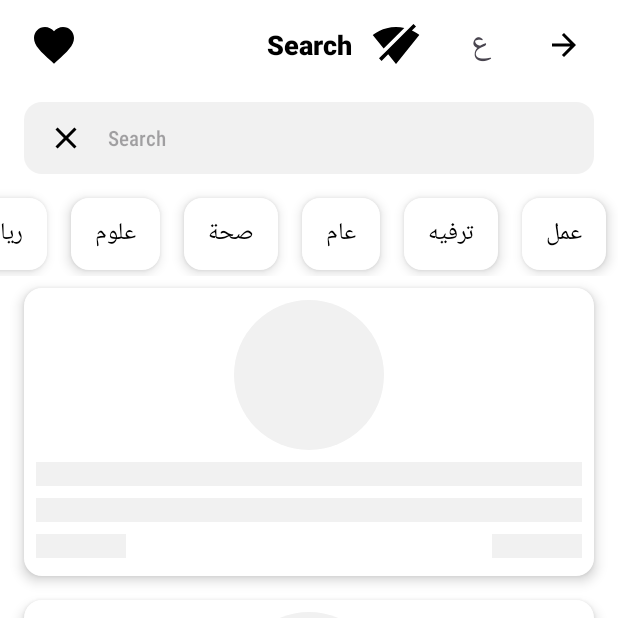
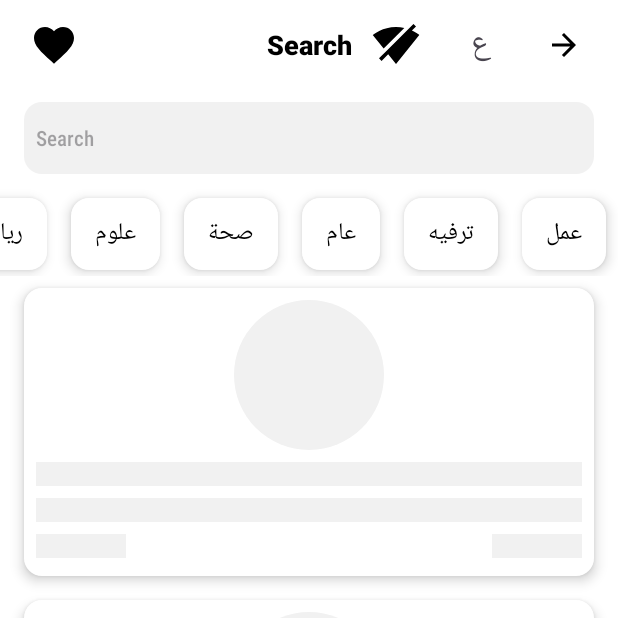
Before and after one commit to karimsaad687/news_app, an Android app: the SearchFragment screen opened through its navigation route, on a phone screen of 412 x 824 dp, the top half of it. Run offline under Robolectric (Android 15) with nearby library versions, the light colour scheme and no system bars; our stand-ins replace Picasso, Room's generated code, Shimmer; libraries missing offline, so code that uses them is left out: com.androidnetworking, com.androidnetworking.common, com.androidnetworking.error, com.androidnetworking.interfaces, com.makeramen.roundedimageview; plain views replace RoundedImageView; pictures from the network do not load; 2 statements that could not run were skipped.

Commit message:
update delete text in search screen

```diff
--- a/app/src/main/res/layout/fragment_search.xml
+++ b/app/src/main/res/layout/fragment_search.xml
@@ -42,6 +42,7 @@
             android:importantForAccessibility="no"
             android:padding="8dp"
             android:src="@drawable/ic_close"
+            android:visibility="gone"
             app:layout_constraintBottom_toBottomOf="parent"
             app:layout_constraintEnd_toEndOf="parent"
             app:layout_constraintTop_toTopOf="parent" />
```
Also changed, not shown: app/src/main/java/com/app/newsapp/dashboard/search/SearchFragment.kt (+7 -4 lines).
